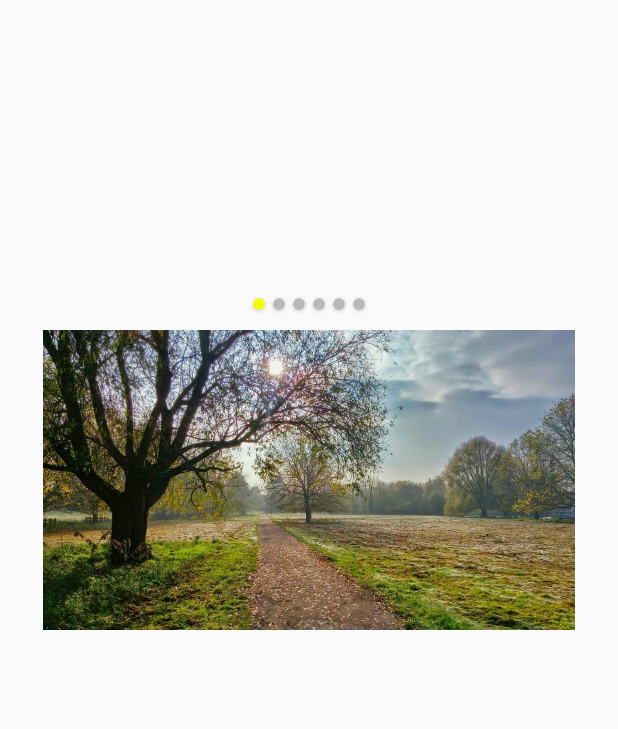
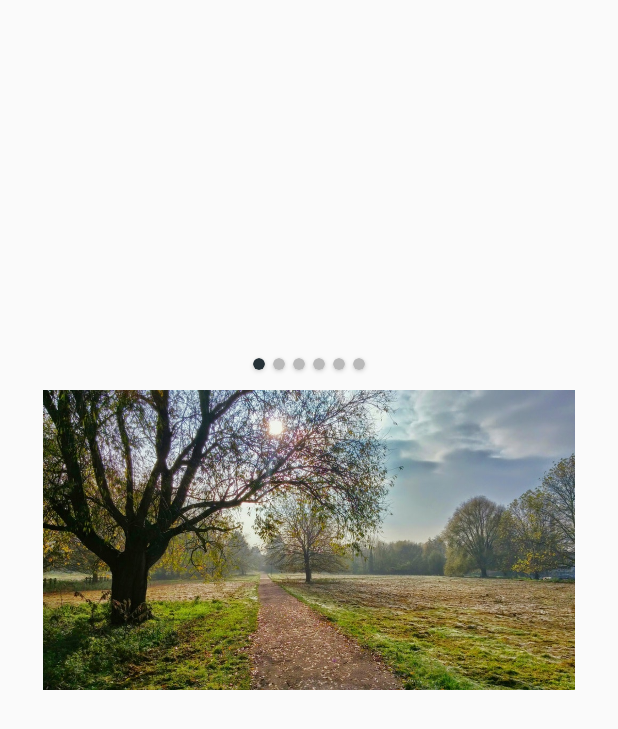
Before and after one commit to hoangcuongdev/SliderView, an Android app: the screen it shows after launch (MainActivity), on a phone screen of 412 x 824 dp. Shown: the top 729 px of the screen. Run offline under Robolectric (Android 15) with nearby library versions, the phone set to English and light mode, and no system bars; pictures from the network do not load.

Commit message:
slider image gravity optimized

```diff
--- a/app/src/main/java/carousel/uz/mukhammadakbar/imagecarousel/MainActivity.kt
+++ b/app/src/main/java/carousel/uz/mukhammadakbar/imagecarousel/MainActivity.kt
@@ -21,8 +21,8 @@ class MainActivity : AppCompatActivity() {
     }
 
     private fun initCarousels() {
-        carousel.addImage(drawable = ContextCompat.getDrawable(applicationContext, R.drawable.nature1))
-        carousel.addImage(drawable = ContextCompat.getDrawable(applicationContext, R.drawable.nature2))
-        carousel.addImage(drawable = ContextCompat.getDrawable(applicationContext, R.drawable.nature3))
+        carousel.addImage(drawable = ContextCompat.getDrawable(applicationContext, R.drawable.product_fake2))
+        carousel.addImage(drawable = ContextCompat.getDrawable(applicationContext, R.drawable.product_fake))
+        carousel.addImage(drawable = ContextCompat.getDrawable(applicationContext, R.drawable.product_fake))
     }
 }
--- a/app/src/main/res/layout/activity_main.xml
+++ b/app/src/main/res/layout/activity_main.xml
@@ -8,11 +8,11 @@
     <carousel.uz.mukhammadakbar.SliderView
         android:id="@+id/carousel"
         android:layout_width="match_parent"
-        android:layout_height="200dp"
+        android:layout_height="240dp"
         android:layout_marginTop="20dp"
-        app:sliderHeight="180dp"
-        app:dotsDefaultColor="#534943"
-        app:dotsSelectedColor="#eeff00"
+        app:sliderHeight="200dp"
+        app:dotsDefaultColor="#c1c1c1"
+        app:dotsSelectedColor="#263238"
         app:dotsRadius="4dp"
         app:dotsPadding="3dp"/>
 
--- a/sliderView/src/main/java/carousel/uz/mukhammadakbar/ViewPagerAdapter.kt
+++ b/sliderView/src/main/java/carousel/uz/mukhammadakbar/ViewPagerAdapter.kt
@@ -6,9 +6,13 @@ import android.support.v4.view.PagerAdapter
 import android.support.v4.view.ViewPager
 import android.support.v7.widget.AppCompatImageView
 import android.util.Log
+import android.view.Gravity
 import android.view.LayoutInflater
 import android.view.View
 import android.view.ViewGroup
+import android.widget.ImageView
+import android.widget.LinearLayout
+import android.widget.RelativeLayout
 import carousel.uz.mukhammadakbar.lib.R
 import com.bumptech.glide.Glide
 
@@ -30,19 +34,30 @@ class ViewPagerAdapter(private val context: Context) : PagerAdapter() {
     }
 
     override fun instantiateItem(container: ViewGroup, position: Int): Any {
-        val inflater : LayoutInflater = context.applicationContext
-                .getSystemService(Context.LAYOUT_INFLATER_SERVICE) as LayoutInflater
-        val itemView = inflater.inflate(R.layout.item_viewpager, container, false)
 
-        val imageView = itemView.findViewById<AppCompatImageView>(R.id.imageView)
+        val linear = LinearLayout(context).apply {
+            layoutParams = LinearLayout
+                    .LayoutParams(
+                            ViewGroup.LayoutParams.WRAP_CONTENT,
+                            ViewGroup.LayoutParams.WRAP_CONTENT)
+            gravity = Gravity.CENTER
+        }
+
+        val imageView = ImageView(context).apply {
+            layoutParams = LinearLayout
+                    .LayoutParams(
+                            ViewGroup.LayoutParams.WRAP_CONTENT,
+                            ViewGroup.LayoutParams.WRAP_CONTENT)
+            scaleType = ImageView.ScaleType.FIT_CENTER
+        }.also { linear.addView(it) }
 
         when(imageList[position]){
             is Drawable ->imageView.setImageDrawable(imageList[position] as Drawable)
             is String -> Glide.with(context).load(imageList[position]).into(imageView)
             else -> throw Exception("mukhammadakbar.uz.SliderView", Throwable("Error while loading image"))
         }
-        container.addView(itemView)
-        return itemView
+        container.addView(linear)
+        return linear
     }
 
     override fun destroyItem(container: ViewGroup, position: Int, `object`: Any) {
--- a/sliderView/src/main/res/layout/item_viewpager.xml
+++ b/sliderView/src/main/res/layout/item_viewpager.xml
@@ -7,6 +7,7 @@
     <android.support.v7.widget.AppCompatImageView
         android:id="@+id/imageView"
         android:scaleType="fitCenter"
+        android:layout_gravity="center"
         android:layout_width="wrap_content"
         android:layout_height="wrap_content" />
 
--- a/sliderView/src/main/res/values/colors.xml
+++ b/sliderView/src/main/res/values/colors.xml
@@ -1,6 +1,6 @@
 <?xml version="1.0" encoding="utf-8"?>
 <resources>
     <color name="default_dots_color">#b9b9b9</color>
-    <color name="selected_dots_color">#ffffff</color>
+    <color name="selected_dots_color">#fff</color>
 
 </resources>
```
Also changed, not shown: app/src/main/res/drawable/product_fake.png (added), app/src/main/res/drawable/product_fake2.png (added).
